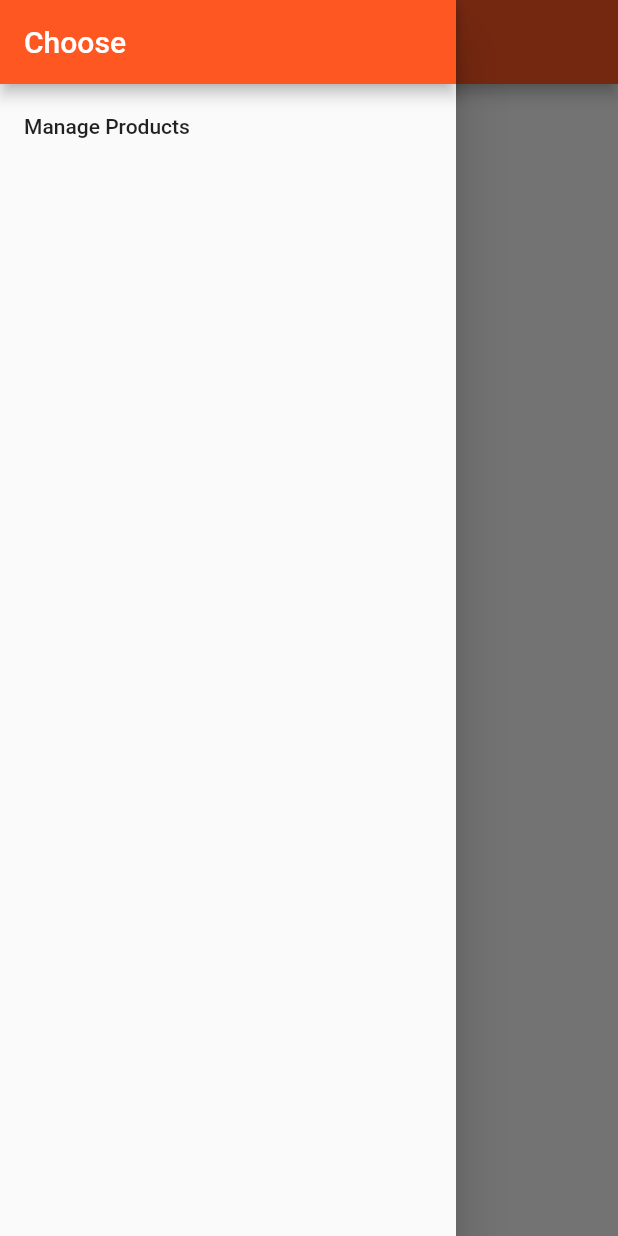
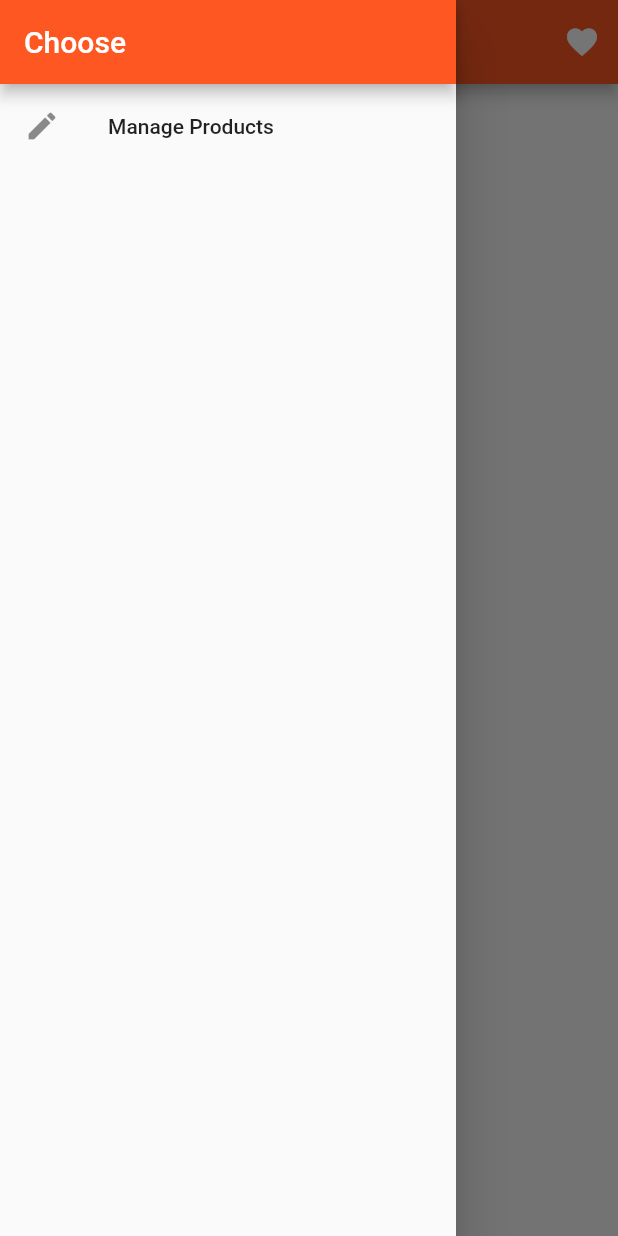
Before and after one commit to JonathanBorralho/flutter_course, a Flutter app: the ProductsPage screen opened by its route, with the side drawer open, on a phone screen of 412 x 824 dp. Run offline on Flutter 3.47's test engine with Material 2 defaults, Android fonts, the phone set to English and light mode, and no system bars.

Commit message:
110 - Adding Icon Buttons

```diff
--- a/lib/pages/products.dart
+++ b/lib/pages/products.dart
@@ -18,6 +18,7 @@ class ProductsPage extends StatelessWidget {
               title: Text('Choose'),
             ),
             ListTile(
+              leading: Icon(Icons.edit),
               title: Text('Manage Products'),
               onTap: () {
                 Navigator.pushReplacementNamed(context, '/admin');
@@ -29,6 +30,12 @@ class ProductsPage extends StatelessWidget {
       appBar: AppBar(
         title: Text('Flutter Course'),
         centerTitle: true,
+        actions: <Widget>[
+          IconButton(
+            icon: Icon(Icons.favorite),
+            onPressed: () {},
+          )
+        ],
       ),
       body: ProdutosManager(_produtos),
     );
--- a/lib/pages/products_admin.dart
+++ b/lib/pages/products_admin.dart
@@ -18,7 +18,8 @@ class ProductsAdminPage extends StatelessWidget {
             automaticallyImplyLeading: false,
           ),
           ListTile(
-            title: Text('Home Page'),
+            title: Text('All Products'),
+            leading: Icon(Icons.shop),
             onTap: () {
               Navigator.pushReplacementNamed(context, '/products');
             },
```
Also changed, not shown: lib/produtos.dart (+9 -3 lines).
